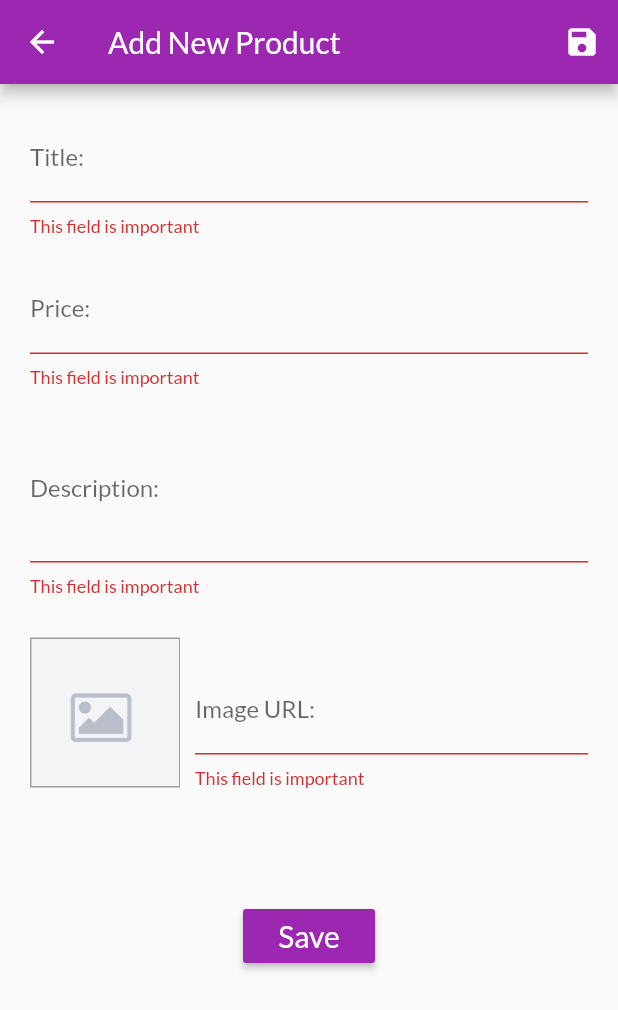
After one commit to alhasanmhdali/Shopping_App, a Flutter app: the EditProduct screen opened by its route, after a tap on "Save", on a phone screen of 412 x 824 dp. The commit adds this screen. Shown: the top 1010 px of the screen. Run offline on Flutter 3.47's test engine with Material 2 defaults, Android fonts, the phone set to English and light mode, and no system bars; network calls fail.

Commit message:
Added product management functionality

```diff
--- a/lib/main.dart
+++ b/lib/main.dart
@@ -1,8 +1,6 @@
 //........ Import packages
 import 'package:flutter/material.dart';
 import 'package:provider/provider.dart';
-import 'package:shop_app/providers/cart.dart';
-import 'package:shop_app/screens/orders_screen.dart';
 
 //........ Import providers
 import './providers/products_provider.dart';
@@ -14,6 +12,8 @@ import './screens/product_screen.dart';
 import './screens/products_overview_screen.dart';
 import './screens/shopping_cart_screen.dart';
 import './screens/orders_screen.dart';
+import './screens/user_products.dart';
+import './screens/edit_product.dart';
 
 //.........Main function
 void main() => runApp(MyApp());
@@ -46,6 +46,8 @@ class MyApp extends StatelessWidget {
           ProductScreen.routeName: (ctx) => ProductScreen(),
           ShoppingCartScreen.routeName: (ctx) => ShoppingCartScreen(),
           OrdersScreen.routeName: (ctx) => OrdersScreen(),
+          UserProducts.routeName: (ctx) => UserProducts(),
+          EditProduct.routeName: (ctx) => EditProduct(),
         },
       ),
     );
--- a/lib/providers/cart.dart
+++ b/lib/providers/cart.dart
@@ -1,17 +1,15 @@
 import 'package:flutter/material.dart';
 
+import './product.dart';
+
 class CartItem {
-  final String product;
   final String id;
-  final String item;
-  final double price;
+  final Product product;
   final int quantity;
 
   CartItem({
     @required this.product,
     @required this.id,
-    @required this.item,
-    @required this.price,
     @required this.quantity,
   });
 }
@@ -20,32 +18,26 @@ class Cart with ChangeNotifier {
   Map<String, CartItem> _cartItems = {};
 
   Map<String, CartItem> get cartItems {
-    return {..._cartItems};
+    return _cartItems;
   }
 
-  void addItem(
-    String productId,
-    String title,
-    double price,
-  ) {
-    if (_cartItems.containsKey(productId)) {
+  void addItem(Product prod, {int quantity = 1}) {
+    if (_cartItems.containsKey(prod.id)) {
       _cartItems.update(
-          productId,
+          prod.id,
           (cartItem) => CartItem(
               product: cartItem.product,
               id: cartItem.id,
-              item: cartItem.item,
-              price: cartItem.price,
               quantity: cartItem.quantity + 1));
     } else {
       _cartItems.putIfAbsent(
-          productId,
+        prod.id,
         () => CartItem(
-              product: productId,
+          product: prod,
           id: DateTime.now().toString(),
-              item: title,
-              price: price,
-              quantity: 1));
+          quantity: quantity,
+        ),
+      );
     }
     notifyListeners();
   }
@@ -78,7 +70,7 @@ class Cart with ChangeNotifier {
   double get getTotalPrice {
     double total = 0.0;
     _cartItems.forEach((key, value) {
-      total += _cartItems[key].price * _cartItems[key].quantity;
+      total += _cartItems[key].product.price * _cartItems[key].quantity;
     });
     return total;
   }
@@ -94,24 +86,31 @@ class Cart with ChangeNotifier {
         (cartItem) => CartItem(
           product: cartItem.product,
           id: cartItem.id,
-          item: cartItem.item,
-          price: cartItem.price,
           quantity: cartItem.quantity + 1,
         ),
       );
       notifyListeners();
     } else if (operation == 'remove') {
-      _cartItems[pId].quantity == 1 ? removeItem(pId) : _cartItems.update(
+      _cartItems[pId].quantity == 1
+          ? removeItem(pId)
+          : _cartItems.update(
               pId,
               (cartItem) => CartItem(
                 product: cartItem.product,
                 id: cartItem.id,
-          item: cartItem.item,
-          price: cartItem.price,
                 quantity: cartItem.quantity - 1,
               ),
             );
       notifyListeners();
+    }
+  }
+
+  void updateProduct(Product product) {
+    if (_cartItems.containsKey(product.id)) {
+      _cartItems.update(
+          product.id,
+          (cartItem) => CartItem(
+              product: product, id: cartItem.id, quantity: cartItem.quantity));
     }
   }
 
--- /dev/null
+++ b/lib/screens/edit_product.dart
@@ -0,0 +1,329 @@
+import 'package:flutter/material.dart';
+import 'package:provider/provider.dart';
+
+import '../providers/product.dart';
+import '../providers/products_provider.dart';
+import '../providers/cart.dart';
+
+class EditProduct extends StatefulWidget {
+  static const routeName = '/edit-product';
+
+  @override
+  _EditProductState createState() => _EditProductState();
+}
+
+class _EditProductState extends State<EditProduct> {
+  final _form = GlobalKey<FormState>();
+  final _titleFocusNode = FocusNode();
+  final _priceFocusNode = FocusNode();
+  final _descFocusNode = FocusNode();
+  final _imageFocusNode = FocusNode();
+  final _urlController = TextEditingController();
+
+  var _titleValidate = false;
+  var _priceValidate = false;
+  var _descValidate = false;
+  var _imageValidate = false;
+  int _validImage = 0;
+
+  String title = 'Add New Product';
+
+  Widget _imagePreview = Image.asset('assets/images/no-image.png');
+
+  void _validateTitle() {
+    if (!_titleValidate) {
+      setState(() {
+        _titleValidate = true;
+      });
+    }
+  }
+
+  void _validatePrice() {
+    if (!_priceValidate) {
+      setState(() {
+        _priceValidate = true;
+      });
+    }
+  }
+
+  void _validateDesc() {
+    if (!_descValidate) {
+      setState(() {
+        _descValidate = true;
+      });
+    }
+  }
+
+  void _validateUrl() {
+    if (!_imageValidate) {
+      setState(() {
+        _imageValidate = true;
+      });
+    }
+  }
+
+  @override
+  void initState() {
+    super.initState();
+  }
+
+  @override
+  void didChangeDependencies() {
+    Product prod = ModalRoute.of(context).settings.arguments;
+    if (prod != null) {
+      _initialProduct = prod;
+      title = 'Edit: ${_initialProduct.title}';
+      _validImage = 1;
+    }
+    _urlController.text = _initialProduct.imageUrl;
+    _urlController.addListener(_updateImage);
+    super.didChangeDependencies();
+  }
+
+  @override
+  void dispose() {
+    _titleFocusNode.dispose();
+    _priceFocusNode.dispose();
+    _descFocusNode.dispose();
+    _imageFocusNode.dispose();
+    _urlController.removeListener(_updateImage);
+    _urlController.dispose();
+    super.dispose();
+  }
+
+  var _initialProduct =
+      Product(id: null, title: '', description: '', price: 0, imageUrl: '');
+
+  String _imageValidator(value) {
+    if (value.isEmpty) return 'This field is important';
+    if (!value.startsWith('http')) return 'Please enter a valid url';
+    if (!value.endsWith('.png') &&
+        !value.endsWith('.jpg') &&
+        !value.endsWith('.jpeg')) return 'Please enter a valid image url';
+    _validImage = 1;
+    return null;
+  }
+
+  void _updateImage() {
+    setState(() {
+      _validImage = 0;
+      _validateUrl();
+      final String val = _urlController.text;
+      _imageValidator(val);
+      _imagePreview = _validImage != 1
+          ? Image.asset('assets/images/no-image.png')
+          : Image.network(val);
+    });
+  }
+
+  void _saveForm() {
+    final isValid = _form.currentState.validate();
+    if (!isValid) return;
+    _form.currentState.save();
+    if (_initialProduct.id == null)
+      Provider.of<ProductsProvider>(context, listen: false).addProduct(Product(
+          id: DateTime.now().toString(),
+          title: _initialProduct.title,
+          price: _initialProduct.price,
+          description: _initialProduct.description,
+          imageUrl: _initialProduct.imageUrl));
+    else {
+      Provider.of<ProductsProvider>(context, listen: false).editProduct(Product(
+          id: _initialProduct.id,
+          title: _initialProduct.title,
+          price: _initialProduct.price,
+          description: _initialProduct.description,
+          imageUrl: _initialProduct.imageUrl));
+      Provider.of<Cart>(context, listen: false).updateProduct(Product(
+          id: _initialProduct.id,
+          title: _initialProduct.title,
+          price: _initialProduct.price,
+          description: _initialProduct.description,
+          imageUrl: _initialProduct.imageUrl));
+    }
+    Navigator.of(context).pop();
+  }
+
+  @override
+  Widget build(BuildContext context) {
+    return Scaffold(
+      appBar: AppBar(
+        title: Text(title),
+        actions: [
+          IconButton(
+            icon: Icon(Icons.save),
+            onPressed: _saveForm,
+          ),
+        ],
+      ),
+      body: Padding(
+        padding: const EdgeInsets.all(20.0),
+        child: Form(
+          key: _form,
+          child: SingleChildScrollView(
+            child: Column(
+              children: [
+                //...........Title form field...........
+                TextFormField(
+                  focusNode: _titleFocusNode,
+                  keyboardType: TextInputType.text,
+                  textCapitalization: TextCapitalization.words,
+                  textInputAction: TextInputAction.next,
+                  decoration: InputDecoration(
+                    labelText: 'Title:',
+                  ),
+                  initialValue: _initialProduct.title,
+                  autovalidate: _titleValidate,
+                  validator: (value) {
+                    if (value.isEmpty) return 'This field is important';
+                    if (value.length < 4)
+                      return 'Enter a name with more that 3 chars';
+                    return null;
+                  },
+                  onSaved: (value) {
+                    _initialProduct = Product(
+                      id: _initialProduct.id,
+                      title: value,
+                      price: _initialProduct.price,
+                      description: _initialProduct.description,
+                      imageUrl: _initialProduct.imageUrl,
+                    );
+                  },
+                  onFieldSubmitted: (value) {
+                    _priceFocusNode.requestFocus();
+                    _validateTitle();
+                  },
+                  onChanged: (_) => _validateTitle(),
+                ),
+                const SizedBox(height: 20),
+                //...........Price form field...........
+                TextFormField(
+                  focusNode: _priceFocusNode,
+                  keyboardType: TextInputType.numberWithOptions(decimal: true),
+                  textInputAction: TextInputAction.next,
+                  decoration: InputDecoration(
+                    labelText: 'Price:',
+                  ),
+                  initialValue: _initialProduct.price == 0
+                      ? null
+                      : _initialProduct.price.toString(),
+                  autovalidate: _priceValidate,
+                  validator: (value) {
+                    if (value.isEmpty) return 'This field is important';
+                    if (double.tryParse(value) == null)
+                      return 'Please inter a valid number!';
+                    if (double.parse(value) <= 0)
+                      return 'Please enter a number greater than 0';
+                    return null;
+                  },
+                  onSaved: (value) {
+                    _initialProduct = Product(
+                      id: _initialProduct.id,
+                      title: _initialProduct.title,
+                      price: double.parse(value),
+                      description: _initialProduct.description,
+                      imageUrl: _initialProduct.imageUrl,
+                    );
+                  },
+                  onFieldSubmitted: (value) {
+                    _validatePrice();
+                    _descFocusNode.requestFocus();
+                  },
+                  onChanged: (_) => _validatePrice(),
+                ),
+                const SizedBox(height: 20),
+                //...........Description form field...........
+                TextFormField(
+                  focusNode: _descFocusNode,
+                  keyboardType: TextInputType.multiline,
+                  textCapitalization: TextCapitalization.sentences,
+                  decoration: InputDecoration(
+                    labelText: 'Description:',
+                  ),
+                  maxLines: 3,
+                  initialValue: _initialProduct.description,
+                  autovalidate: _descValidate,
+                  validator: (value) {
+                    if (value.isEmpty) return 'This field is important';
+                    if (value.length < 10)
+                      return 'Should be 10 characters long at least!';
+                    return null;
+                  },
+                  onSaved: (value) {
+                    _initialProduct = Product(
+                      id: _initialProduct.id,
+                      title: _initialProduct.title,
+                      price: _initialProduct.price,
+                      description: value,
+                      imageUrl: _initialProduct.imageUrl,
+                    );
+                  },
+                  onChanged: (_) => _validateDesc(),
+                  onFieldSubmitted: (_) => _validateDesc(),
+                ),
+                const SizedBox(height: 20),
+                Row(
+                  crossAxisAlignment: CrossAxisAlignment.end,
+                  children: [
+                    Container(
+                      height: 100,
+                      width: 100,
+                      margin: EdgeInsets.only(
+                        top: 8,
+                        right: 10,
+                      ),
+                      decoration: BoxDecoration(
+                        border: Border.all(
+                          width: 1,
+                          color: Colors.grey,
+                        ),
+                      ),
+                      child: _imagePreview,
+                    ),
+                    Expanded(
+                      child: TextFormField(
+                        focusNode: _imageFocusNode,
+                        controller: _urlController,
+                        keyboardType: TextInputType.url,
+                        textInputAction: TextInputAction.done,
+                        decoration: InputDecoration(
+                          labelText: 'Image URL:',
+                        ),
+//                        initialValue: _initialProduct.imageUrl,
+                        autovalidate: _imageValidate,
+                        validator: _imageValidator,
+                        onSaved: (value) {
+                          _initialProduct = Product(
+                            id: _initialProduct.id,
+                            title: _initialProduct.title,
+                            price: _initialProduct.price,
+                            description: _initialProduct.description,
+                            imageUrl: value,
+                          );
+                        },
+                      ),
+                    ),
+                  ],
+                ),
+                const SizedBox(height: 75),
+                RaisedButton(
+                  child: Text(
+                    'Save',
+                    style: TextStyle(
+                      fontSize: 20,
+                      color: Colors.white,
+                    ),
+                  ),
+                  onPressed: () {
+                    _saveForm();
+                  },
+                  color: Theme.of(context).primaryColor,
+                ),
+              ],
+            ),
+          ),
+        ),
+      ),
+    );
+  }
+}
--- a/lib/screens/product_screen.dart
+++ b/lib/screens/product_screen.dart
@@ -158,8 +158,7 @@ class ProductScreen extends StatelessWidget {
                                     SizedBox(width: 20),
                                     IconButton(
                                       icon: Icon(Icons.keyboard_arrow_up),
-                                      onPressed: () => cart.addItem(product.id,
-                                          product.title, product.price),
+                                      onPressed: () => cart.addItem(product),
                                     ),
                                   ],
                                 ),
--- a/lib/widgets/cart_list_item.dart
+++ b/lib/widgets/cart_list_item.dart
@@ -13,6 +13,32 @@ class CartListItem extends StatelessWidget {
   @override
   Widget build(BuildContext context) {
     return Dismissible(
+      confirmDismiss: (_) {
+        return showDialog<bool>(
+          context: context,
+          builder: (ctx) {
+            return AlertDialog(
+              title: Text('Confirm Delete'),
+              content: Text(
+                  'Are you sure you want to remove \"${_cartItem.product.title}\" from your cart?'),
+              actions: [
+                FlatButton(
+                  onPressed: () {
+                    Navigator.of(ctx).pop(true);
+                  },
+                  child: Text('Yes'),
+                ),
+                FlatButton(
+                  onPressed: () {
+                    Navigator.of(ctx).pop(false);
+                  },
+                  child: Text('No'),
+                ),
+              ],
+            );
+          },
+        );
+      },
       key: ValueKey(_cartItem.id),
       direction: DismissDirection.endToStart,
       background: Card(
@@ -30,12 +56,27 @@ class CartListItem extends StatelessWidget {
             )),
       ),
       onDismissed: (_) {
-        Provider.of<Cart>(context, listen: false).removeItem(_cartItem.product);
+        final String id = _cartItem.product.id;
+        final String title = _cartItem.product.title;
+        final int quantity = _cartItem.quantity;
+        final cart = Provider.of<Cart>(context, listen: false);
+        cart.removeItem(id);
+        Scaffold.of(context).hideCurrentSnackBar();
+        Scaffold.of(context).showSnackBar(SnackBar(
+          content: Text('\"$title\" has been removed from your cart!'),
+          action: SnackBarAction(
+            label: 'undo',
+            onPressed: () {
+              cart.addItem(_cartItem.product, quantity: quantity);
+            },
+          ),
+          duration: Duration(seconds: 5),
+        ));
       },
       child: InkWell(
         onTap: () {
-          Navigator.of(context)
-              .pushNamed(ProductScreen.routeName, arguments: _cartItem.product);
+          Navigator.of(context).pushNamed(ProductScreen.routeName,
+              arguments: _cartItem.product.id);
         },
         splashColor: Theme.of(context).primaryColor,
         child: Card(
@@ -51,7 +92,7 @@ class CartListItem extends StatelessWidget {
                     padding: EdgeInsets.all(5),
                     child: FittedBox(
                       child: Text(
-                          '\$${(_cartItem.price * _cartItem.quantity).round()}'),
+                          '\$${(_cartItem.product.price * _cartItem.quantity).round()}'),
                     ),
                   ),
                 ),
@@ -64,7 +105,7 @@ class CartListItem extends StatelessWidget {
                     crossAxisAlignment: CrossAxisAlignment.start,
                     children: [
                       Text(
-                        _cartItem.item,
+                        _cartItem.product.title,
                         style: TextStyle(
                           fontSize: 18,
                           fontWeight: FontWeight.bold,
@@ -74,7 +115,7 @@ class CartListItem extends StatelessWidget {
                         height: 5,
                       ),
                       Text(
-                        '\$${_cartItem.price} each',
+                        '\$${_cartItem.product.price} each',
                         style: TextStyle(fontSize: 14, color: Colors.grey),
                       ),
                     ],
@@ -87,7 +128,7 @@ class CartListItem extends StatelessWidget {
                       onPressed: (_cartItem.quantity == 1)
                           ? null
                           : () => Provider.of<Cart>(context, listen: false)
-                              .updateQuantity(_cartItem.product, 'remove'),
+                              .updateQuantity(_cartItem.product.id, 'remove'),
                       icon: Icon(
                         Icons.remove,
                         size: 18,
@@ -101,7 +142,7 @@ class CartListItem extends StatelessWidget {
                     ),
                     IconButton(
                       onPressed: () => Provider.of<Cart>(context, listen: false)
-                          .updateQuantity(_cartItem.product, 'add'),
+                          .updateQuantity(_cartItem.product.id, 'add'),
                       icon: Icon(
                         Icons.add,
                         size: 18,
--- a/lib/widgets/order_list_item.dart
+++ b/lib/widgets/order_list_item.dart
@@ -27,7 +27,7 @@ class _OrderListItemState extends State<OrderListItem> {
               style: TextStyle(fontSize: 18),
             ),
             subtitle: Text(
-              '\$${widget.order.amount}',
+              '\$${widget.order.amount.toStringAsFixed(2)}',
             ),
             trailing: IconButton(
               icon: Icon(!_expanded ? Icons.expand_more : Icons.expand_less),
@@ -51,14 +51,14 @@ class _OrderListItemState extends State<OrderListItem> {
                         mainAxisAlignment: MainAxisAlignment.spaceBetween,
                         children: [
                           Text(
-                            prod.item,
+                            prod.product.title,
                             style: TextStyle(
                               fontSize: 18,
                               fontWeight: FontWeight.bold,
                             ),
                           ),
                           Text(
-                            '${prod.quantity} x    \$${prod.price}',
+                            '${prod.quantity} x    \$${prod.product.price}',
                             style: TextStyle(
                               fontSize: 18,
                               color: Colors.grey,
--- a/pubspec.yaml
+++ b/pubspec.yaml
@@ -47,9 +47,8 @@ flutter:
   uses-material-design: true
 
   # To add assets to your application, add an assets section, like this:
-  # assets:
-  #   - images/a_dot_burr.jpeg
-  #   - images/a_dot_ham.jpeg
+  assets:
+    - assets/images/no-image.png
 
   # An image asset can refer to one or more resolution-specific "variants", see
   # https://flutter.dev/assets-and-images/#resolution-aware.
```
Also changed, not shown: lib/providers/products_provider.dart (+11 -1 lines), lib/screens/shopping_cart_screen.dart (+10 -12 lines), lib/screens/user_products.dart (added, +116 -0 lines), lib/widgets/app_drawer.dart (+26 -8 lines), lib/widgets/product_item.dart (+48 -10 lines), assets/images/no-image.png (added). Lines whose indentation alone changed are shown as unchanged.
